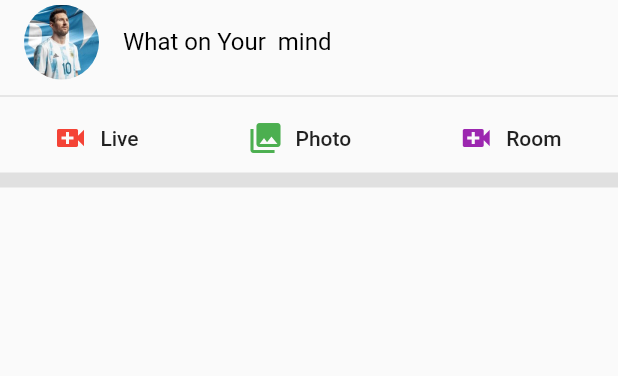
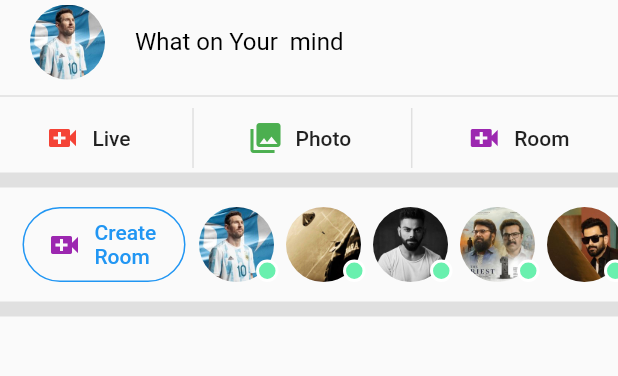
Before and after one commit to qadher/facebook_clone_flutter, a Flutter app: the screen it shows after launch, on a phone screen of 412 x 824 dp, the part 84-460 px from its top. Run offline on Flutter 3.47's test engine with Material 2 defaults, Android fonts, the phone set to English and light mode, and no system bars.

Commit message:
room section completed

```diff
--- a/lib/home.dart
+++ b/lib/home.dart
@@ -1,10 +1,19 @@
 import 'package:facebook_clone_flutter/sections/headerButtonSection.dart';
+import 'package:facebook_clone_flutter/sections/roomSection.dart';
 import 'package:facebook_clone_flutter/sections/statusSection.dart';
 import 'package:flutter/material.dart';
 import 'package:facebook_clone_flutter/widgets/appBarButton.dart';
 
 class Home extends StatelessWidget {
-  const Home({Key? key}) : super(key: key);
+  Widget thinDivider =Divider(
+    thickness: 1,
+    color: Colors.grey[300],
+  );
+
+  Widget thickDivider =Divider(
+    thickness: 10,
+    color: Colors.grey[300],
+  );
 
   @override
   Widget build(BuildContext context) {
@@ -37,15 +46,11 @@ class Home extends StatelessWidget {
         body: ListView(
           children: [
             StatusSection(),
-            Divider(
-              thickness: 1,
-              color: Colors.grey[300],
-            ),
+            thinDivider,
             HeaderButtonSection(),
-            Divider(
-              thickness: 10,
-              color: Colors.grey[300],
-            ),
+            thickDivider,
+            RoomSection(),
+            thickDivider,
           ],
         ),
       ),
--- a/lib/sections/headerButtonSection.dart
+++ b/lib/sections/headerButtonSection.dart
@@ -22,7 +22,7 @@ class HeaderButtonSection extends StatelessWidget {
   @override
   Widget build(BuildContext context) {
 
-    Widget verticalDivider = Divider(
+    Widget verticalDivider = VerticalDivider(
       thickness: 1,
       color: Colors.grey[300],
     );
--- /dev/null
+++ b/lib/sections/roomSection.dart
@@ -0,0 +1,61 @@
+import 'package:facebook_clone_flutter/widgets/avatar.dart';
+import 'package:flutter/material.dart';
+
+import '../assets.dart';
+
+class RoomSection extends StatelessWidget {
+  const RoomSection({Key? key}) : super(key: key);
+
+  @override
+  Widget build(BuildContext context) {
+    return Container(
+      height: 70,
+      child: ListView(
+        scrollDirection: Axis.horizontal,
+        padding: EdgeInsets.all(10),
+        children: [
+         createRoomButtom(),
+          Avatar(displayImage: messi, displayStatus: true),
+          Avatar(displayImage: dhoni, displayStatus: true),
+          Avatar(displayImage: kohli, displayStatus: true),
+          Avatar(displayImage: mammoty, displayStatus: true),
+          Avatar(displayImage: prithi, displayStatus: true),
+          Avatar(displayImage: messi, displayStatus: true),
+          Avatar(displayImage: dhoni, displayStatus: true),
+          Avatar(displayImage: kohli, displayStatus: true),
+          Avatar(displayImage: mammoty, displayStatus: true),
+          Avatar(displayImage: prithi, displayStatus: true),
+
+          ],
+      ),
+    );
+  }
+
+  Widget createRoomButtom(){
+    return  Container(
+      padding: EdgeInsets.only(right: 5, left: 5),
+      child: OutlinedButton.icon(
+        style: OutlinedButton.styleFrom(
+          shape: StadiumBorder(),
+          side: BorderSide(
+            width: 1,
+            color: Colors.blue,
+          ),
+        ),
+        onPressed: () {
+          print("Create a chat room");
+        },
+        icon: Icon(
+          Icons.video_call,
+          color: Colors.purple,
+        ),
+        label: Text(
+          "Create \nRoom",
+          style: TextStyle(
+            color: Colors.blue,
+          ),
+        ),
+      ),
+    );
+  }
+}
--- a/lib/sections/statusSection.dart
+++ b/lib/sections/statusSection.dart
@@ -1,20 +1,13 @@
+import 'package:facebook_clone_flutter/widgets/avatar.dart';
 import 'package:flutter/material.dart';
 import 'package:facebook_clone_flutter/assets.dart';
 
 class StatusSection extends StatelessWidget {
-  const StatusSection({Key? key}) : super(key: key);
 
   @override
   Widget build(BuildContext context) {
     return ListTile(
-      leading: ClipRRect(
-        borderRadius: BorderRadius.circular(100),
-        child: Image.asset(
-          messi,
-          width: 50,
-          height: 50,
-        ),
-      ),
+      leading: Avatar(displayImage: messi, displayStatus: false,),
           title: TextField(
         decoration: InputDecoration(
         hintText: "What on Your  mind",
--- /dev/null
+++ b/lib/widgets/avatar.dart
@@ -0,0 +1,48 @@
+import 'package:flutter/material.dart';
+
+class Avatar extends StatelessWidget {
+  final String displayImage;
+  final bool displayStatus;
+
+  Avatar({
+    required this.displayImage,
+    required this.displayStatus,
+});
+
+  @override
+  Widget build(BuildContext context) {
+    return Stack(
+      children: [
+        Container(
+          padding: EdgeInsets.only(right: 4,left: 4),
+          child: ClipRRect(
+            borderRadius: BorderRadius.circular(100),
+            child: Image.asset(
+              displayImage,
+              width: 50,
+              height: 50,
+            ),
+          ),
+        ),
+       displayStatus
+        ?  Positioned(
+         bottom: 0,
+         right: 1,
+         child: Container(
+           width: 15,
+           height: 15,
+           decoration: BoxDecoration(
+             color: Colors.greenAccent,
+             shape: BoxShape.circle,
+             border: Border.all(
+               color: Colors.white,
+               width: 2,
+             ),
+           ),
+         ),
+       )
+           : SizedBox()
+      ],
+    );
+  }
+}
```
